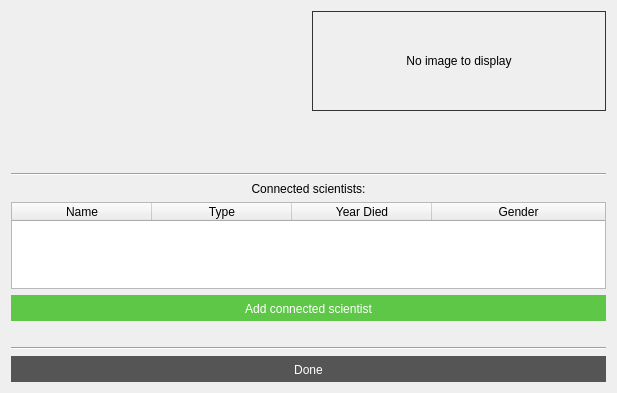
Old version of the form VL1-project/computerinfowindow.ui in the repository birkirk/vln1-35.
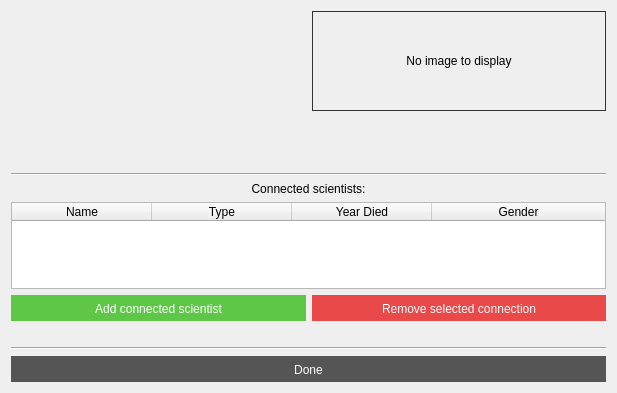
New version of the form.

Commit message: added remove connection button in details

```diff
--- a/VL1-project/computerinfowindow.ui
+++ b/VL1-project/computerinfowindow.ui
@@ -183,6 +183,8 @@
     </widget>
    </item>
    <item>
+    <layout class="QHBoxLayout" name="horizontalLayout_3">
+     <item>
     <widget class="QPushButton" name="button_infocomp_add">
      <property name="cursor">
       <cursorShape>PointingHandCursor</cursorShape>
@@ -198,6 +200,28 @@
       <string>Add connected scientist</string>
      </property>
     </widget>
+     </item>
+     <item>
+      <widget class="QPushButton" name="button_infocomp_remove">
+       <property name="enabled">
+        <bool>false</bool>
+       </property>
+       <property name="cursor">
+        <cursorShape>PointingHandCursor</cursorShape>
+       </property>
+       <property name="styleSheet">
+        <string notr="true">border: 0px solid #333;
+padding: 7px 0 5px 0;
+background-color: #E94949;
+color: #fff;
+font: 13pt &quot;Helvetica&quot;;</string>
+       </property>
+       <property name="text">
+        <string>Remove selected connection</string>
+       </property>
+      </widget>
+     </item>
+    </layout>
    </item>
    <item>
     <widget class="QLabel" name="label_infocomp_status">
```
Lines whose indentation alone changed are shown as unchanged. The commit also changes 5 other files.
